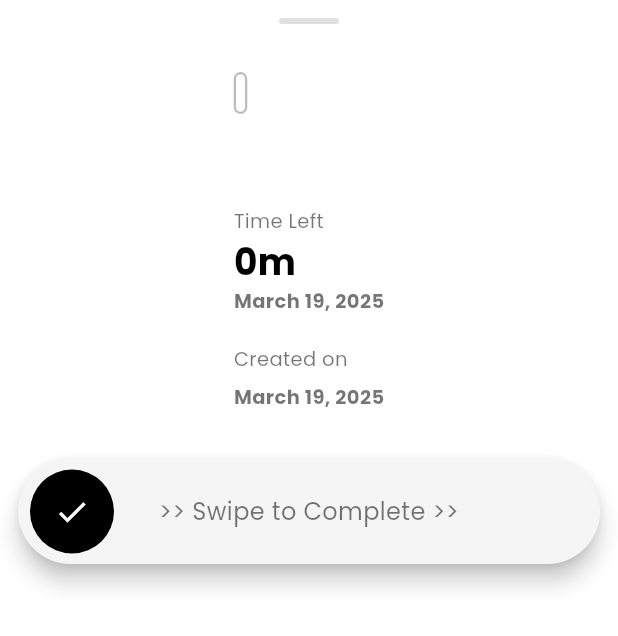
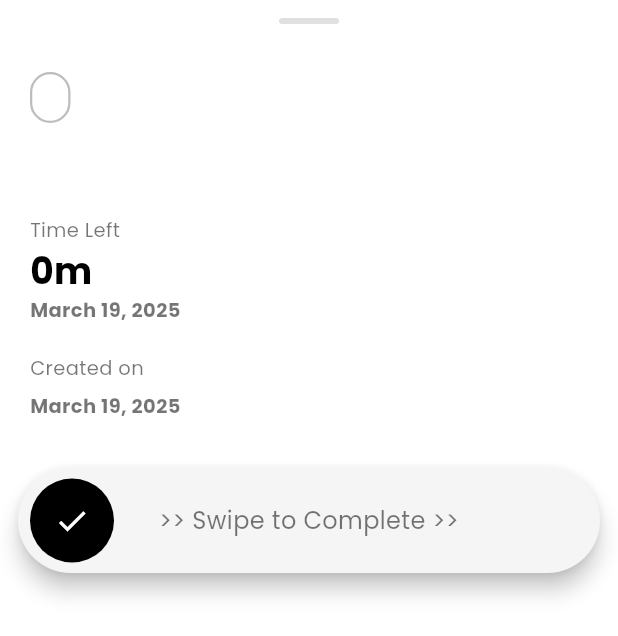
Before and after one commit to olaeben/myagenda_app, a Flutter app: the AgendaDetailsModal widget shown alone on an empty page, opened directly with empty values, on a phone screen of 412 x 824 dp. Shown: the top 636 px of the screen. Run offline on Flutter 3.47's test engine with Material 3 defaults, Android fonts, the phone set to English and light mode, and no system bars; drawn by our look-alikes of slide_to_act; our stand-ins replace firebase_core, firebase_crashlytics, flutter_local_notifications, hive, hive_flutter, shared_preferences and 2 more; missing offline and left inert: rive_animated_icon; accounts and stored records are empty.

Commit message:
bug fixes

```diff
--- a/lib/widgets/agenda_details_modal.dart
+++ b/lib/widgets/agenda_details_modal.dart
@@ -80,8 +80,11 @@ class _AgendaDetailsModalState extends State<AgendaDetailsModal> {
         ),
         child: Column(
           mainAxisSize: MainAxisSize.min,
+          crossAxisAlignment: CrossAxisAlignment.start,
           children: [
-            Center(
+            Container(
+              width: double.infinity,
+              alignment: Alignment.center,
               child: Container(
                 width: 40,
                 height: 4,
@@ -98,9 +101,10 @@ class _AgendaDetailsModalState extends State<AgendaDetailsModal> {
                   padding: const EdgeInsets.all(20),
                   child: Column(
                     crossAxisAlignment: CrossAxisAlignment.start,
+                    mainAxisAlignment: MainAxisAlignment.start,
                     children: [
                       Container(
-                        padding: EdgeInsets.all(3),
+                        padding: EdgeInsets.symmetric(horizontal: 12, vertical: 6),
                         decoration: BoxDecoration(
                           border: Border.all(
                             color: isLightMode
@@ -108,38 +112,61 @@ class _AgendaDetailsModalState extends State<AgendaDetailsModal> {
                                 : Colors.grey[600]!,
                             width: 1.5,
                           ),
-                          borderRadius: BorderRadius.all(Radius.circular(8)),
+                          borderRadius: BorderRadius.all(Radius.circular(20)),
                         ),
+                        // Using intrinsic width instead of full width
+                        width: null, // This allows the container to size to its content
                         child: CustomText2(
                           widget.agenda.category ?? 'Default',
                           fontSize: 13,
                           color: isLightMode ? Colors.black54 : Colors.white70,
+                          textAlign: TextAlign.center,
                         ),
                       ),
                       SizedBox(height: 10),
-                      CustomText(
+                      Container(
+                        width: double.infinity,
+                        alignment: Alignment.centerLeft,
+                        child: CustomText(
                           widget.agenda.title,
                           fontSize: 28,
                           fontWeight: FontWeight.bold,
                           color: isLightMode ? Colors.black : Colors.white,
+                          textAlign: TextAlign.left,
+                        ),
                       ),
                       SizedBox(height: 12),
-                      CustomText2(
+                      Container(
+                        width: double.infinity,
+                        alignment: Alignment.centerLeft,
+                        child: CustomText2(
                           'Time Left',
                           fontSize: 13,
                           color: isLightMode ? Colors.black54 : Colors.white70,
+                          textAlign: TextAlign.left,
                         ),
-                      CustomText(
+                      ),
+                      Container(
+                        width: double.infinity,
+                        alignment: Alignment.centerLeft,
+                        child: CustomText(
                           _getTimeLeft(),
                           fontSize: 24,
                           fontWeight: FontWeight.bold,
                           color: isLightMode ? Colors.black : Colors.white,
+                          textAlign: TextAlign.left,
                         ),
-                      CustomText2(
+                      ),
+                      Container(
+                        width: double.infinity,
+                        alignment: Alignment.centerLeft,
+                        child: CustomText2(
                           _formatDate(widget.agenda.deadline),
                           fontSize: 13,
                           fontWeight: FontWeight.bold,
                           color: isLightMode ? Colors.black54 : Colors.white70,
+                          textAlign: TextAlign.left,
+                        ),
                       ),
                       SizedBox(height: 20),
                       if (widget.agenda.description != null &&
@@ -147,12 +174,17 @@ class _AgendaDetailsModalState extends State<AgendaDetailsModal> {
                         Column(
                           crossAxisAlignment: CrossAxisAlignment.start,
                           children: [
-                            CustomText2(
+                            Container(
+                              width: double.infinity,
+                              alignment: Alignment.centerLeft,
+                              child: CustomText2(
                                 'Description',
                                 fontWeight: FontWeight.normal,
                                 fontSize: 14,
                                 color:
                                     isLightMode ? Colors.black54 : Colors.white70,
+                                textAlign: TextAlign.left,
+                              ),
                             ),
                             SizedBox(height: 4),
                             Container(
@@ -170,17 +202,27 @@ class _AgendaDetailsModalState extends State<AgendaDetailsModal> {
                             SizedBox(height: 20),
                           ],
                         ),
-                      CustomText2(
+                      Container(
+                        width: double.infinity,
+                        alignment: Alignment.centerLeft,
+                        child: CustomText2(
                           'Created on',
                           fontSize: 13,
                           color: isLightMode ? Colors.black54 : Colors.white70,
+                          textAlign: TextAlign.left,
+                        ),
                       ),
                       SizedBox(height: 6),
-                      CustomText2(
+                      Container(
+                        width: double.infinity,
+                        alignment: Alignment.centerLeft,
+                        child: CustomText2(
                           _formatDate(widget.agenda.createdAt ?? DateTime.now()),
                           fontSize: 13,
                           fontWeight: FontWeight.bold,
                           color: isLightMode ? Colors.black54 : Colors.white70,
+                          textAlign: TextAlign.left,
+                        ),
                       ),
                     ],
                   ),
--- a/lib/widgets/filter_bar.dart
+++ b/lib/widgets/filter_bar.dart
@@ -47,7 +47,7 @@ class FilterBar extends StatelessWidget {
           ],
         ),
         Row(
-          mainAxisAlignment: MainAxisAlignment.center,
+          mainAxisAlignment: MainAxisAlignment.end,
           children: [
             Icon(
               Icons.filter_list,
@@ -70,6 +70,7 @@ class FilterBar extends StatelessWidget {
                 color: isLightMode ? Colors.black : Colors.white,
               ),
             ),
+            const SizedBox(width: 16),
           ],
         ),
       ],
--- a/pubspec.yaml
+++ b/pubspec.yaml
@@ -16,7 +16,7 @@ publish_to: 'none' # Remove this line if you wish to publish to pub.dev
 # https://developer.apple.com/library/archive/documentation/General/Reference/InfoPlistKeyReference/Articles/CoreFoundationKeys.html
 # In Windows, build-name is used as the major, minor, and patch parts
 # of the product and file versions while build-number is used as the build suffix.
-version: 1.0.0+2
+version: 1.0.0+4
 
 environment:
   sdk: ^3.6.0
```
Also changed, not shown: lib/pages/homepage.dart (+18 -3 lines), lib/services/notification_service.dart (+73 -6 lines), lib/util/dialogue_box.dart (+24 -6 lines), lib/widgets/agenda_search_delegate.dart (+13 -0 lines). Lines whose indentation alone changed are shown as unchanged.
